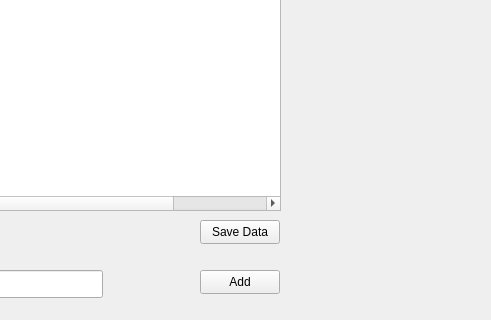
Qt form financeManager/mainwindow.ui (NoSparkles/komandinis-projektas_cpp_2_semestras) before a commit; both pictures show x 720 to 1211 and y 280 to 600 of the 1211 by 600 pixel window.
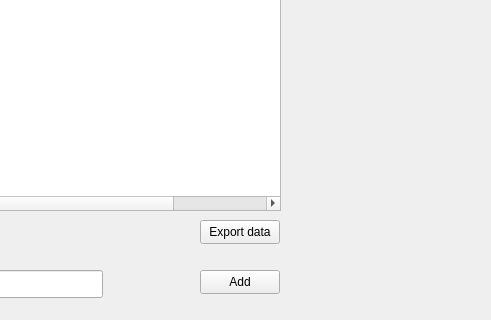
The same form after that commit.

Commit message: export data mygtukas padarytas

Patch:
```diff
--- a/financeManager/mainwindow.ui
+++ b/financeManager/mainwindow.ui
@@ -113,7 +113,7 @@
      </rect>
     </property>
     <property name="text">
-     <string>Save Data</string>
+     <string>Export data</string>
     </property>
    </widget>
    <widget class="QDateEdit" name="dateEdit">
```
Left out of the diff: 2 changed lines with no effect on the pictures. The commit also changes 5 other files.
